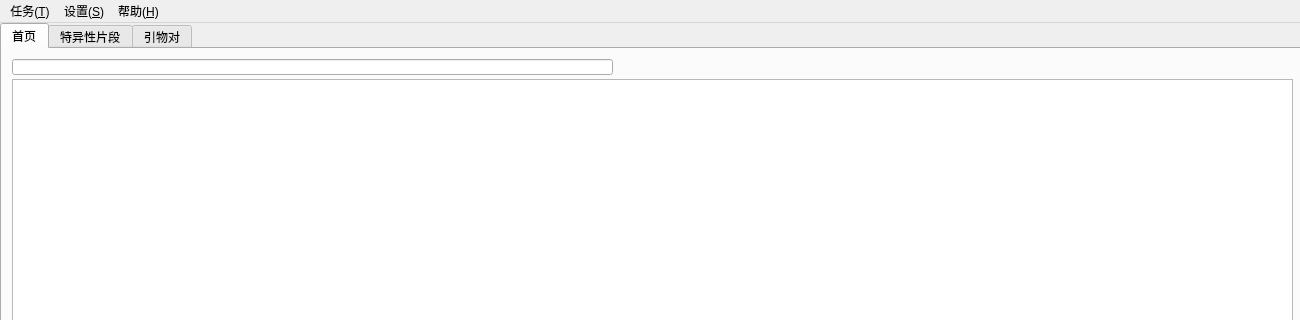
Above: mainwindow.ui from ChickenSeller/Primer-Maker before the change; both pictures show x 0 to 1300 and y 0 to 320 of the 1300 by 665 pixel window. Below: the same form after it.
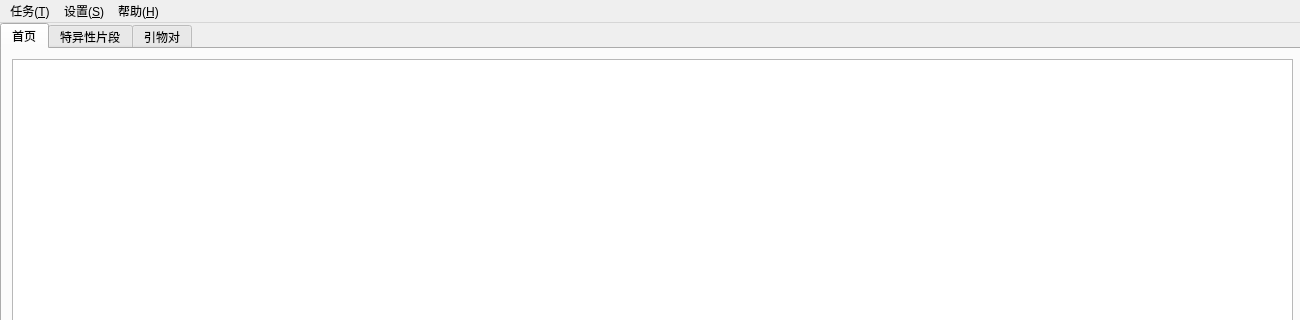
That is the form after the change.

Diff of the .ui file:
```diff
--- a/mainwindow.ui
+++ b/mainwindow.ui
@@ -30,23 +30,13 @@
      <attribute name="title">
       <string>首页</string>
      </attribute>
-     <widget class="QLineEdit" name="lineEdit">
-      <property name="geometry">
-       <rect>
-        <x>10</x>
-        <y>10</y>
-        <width>601</width>
-        <height>16</height>
-       </rect>
-      </property>
-     </widget>
      <widget class="QPlainTextEdit" name="plainTextEdit">
       <property name="geometry">
        <rect>
         <x>10</x>
-        <y>30</y>
+        <y>10</y>
         <width>1281</width>
-        <height>551</height>
+        <height>571</height>
        </rect>
       </property>
       <property name="verticalScrollBarPolicy">
```
